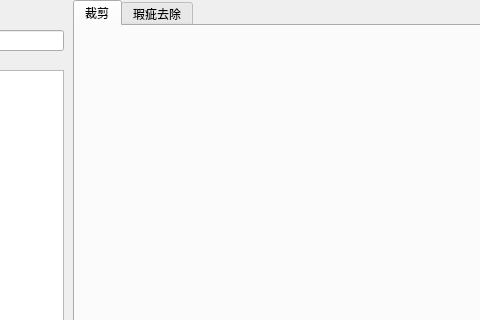
The window that ImageTool/ui/basic/WIM.ui (SHEN2BAIYI/pyUESTC) describes before a commit, drawn with Qt 5; both pictures show x 207 to 687 and y 0 to 320 of the 1200 by 800 pixel window.
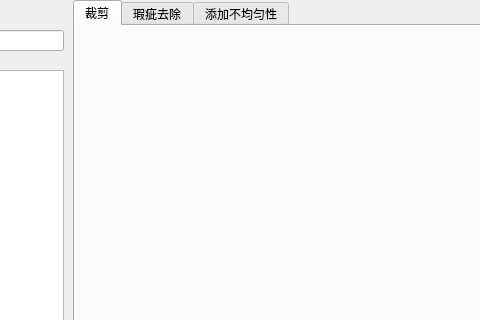
The same window after the commit. The open tabs and pages were chosen to show the change.

Commit message: 新增灰度不均匀性，优化路径选择

The edit to the form file:
```diff
--- a/ImageTool/ui/basic/WIM.ui
+++ b/ImageTool/ui/basic/WIM.ui
@@ -106,6 +106,11 @@
       <string>瑕疵去除</string>
      </attribute>
     </widget>
+    <widget class="QWidget" name="imBalanceTab">
+     <attribute name="title">
+      <string>添加不均匀性</string>
+     </attribute>
+    </widget>
    </widget>
   </widget>
  </widget>
```
Left out of the diff: 2 changed lines with no effect on the pictures. The commit also changes 16 other files.
